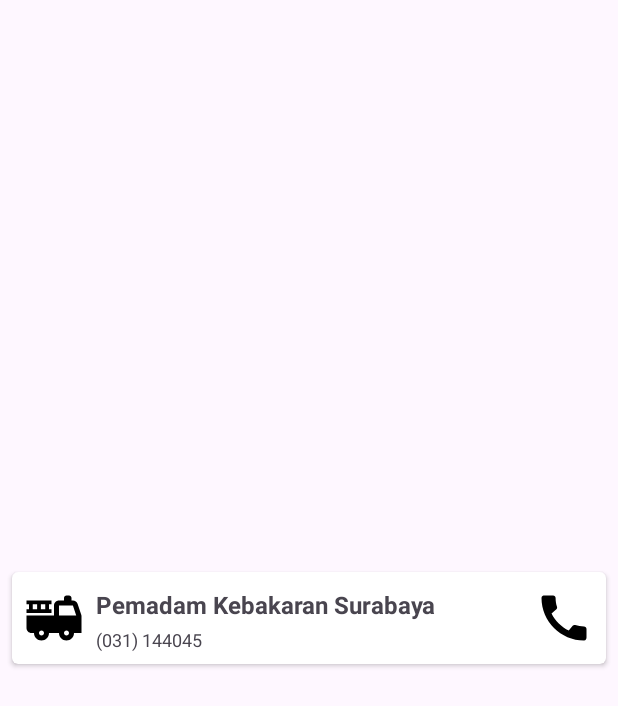
After one commit to EmergenZ-Team/EmergenZ-Android, an Android app: the layout card_telp.xml on its own in the app's theme, with its tools: preview values and no code run, on a phone screen of 412 x 824 dp. The commit adds this screen. Shown: the top 706 px of the screen. Run offline under Robolectric (Android 15) with nearby library versions, the phone set to English and light mode, and no system bars.

Commit message:
Add telp cardview

```diff
--- /dev/null
+++ b/app/src/main/res/drawable/ic_call.xml
@@ -0,0 +1,5 @@
+<vector android:height="24dp" android:tint="#000000"
+    android:viewportHeight="24" android:viewportWidth="24"
+    android:width="24dp" xmlns:android="http://schemas.android.com/apk/res/android">
+    <path android:fillColor="@android:color/white" android:pathData="M20.01,15.38c-1.23,0 -2.42,-0.2 -3.53,-0.56 -0.35,-0.12 -0.74,-0.03 -1.01,0.24l-1.57,1.97c-2.83,-1.35 -5.48,-3.9 -6.89,-6.83l1.95,-1.66c0.27,-0.28 0.35,-0.67 0.24,-1.02 -0.37,-1.11 -0.56,-2.3 -0.56,-3.53 0,-0.54 -0.45,-0.99 -0.99,-0.99H4.19C3.65,3 3,3.24 3,3.99 3,13.28 10.73,21 20.01,21c0.71,0 0.99,-0.63 0.99,-1.18v-3.45c0,-0.54 -0.45,-0.99 -0.99,-0.99z"/>
+</vector>
--- /dev/null
+++ b/app/src/main/res/drawable/ic_fire_truck.xml
@@ -0,0 +1,6 @@
+<vector android:height="24dp" android:tint="#000000"
+    android:viewportHeight="24" android:viewportWidth="24"
+    android:width="24dp" xmlns:android="http://schemas.android.com/apk/res/android">
+    <path android:fillColor="@android:color/white" android:pathData="M22.9,10.69l-1.44,-4.32C21.18,5.55 20.42,5 19.56,5H19V4c0,-0.55 -0.45,-1 -1,-1h-1c-0.55,0 -1,0.45 -1,1v1h-2c-1.1,0 -2,0.9 -2,2v4H1v5c0,1.1 0.9,2 2,2h1c0,1.66 1.34,3 3,3s3,-1.34 3,-3h4c0,1.66 1.34,3 3,3s3,-1.34 3,-3h3v-6.68C23,11.11 22.97,10.9 22.9,10.69zM7,19c-0.55,0 -1,-0.45 -1,-1s0.45,-1 1,-1s1,0.45 1,1S7.55,19 7,19zM17,19c-0.55,0 -1,-0.45 -1,-1s0.45,-1 1,-1s1,0.45 1,1S17.55,19 17,19zM14,11V7h5.56l1.33,4H14z"/>
+    <path android:fillColor="@android:color/white" android:pathData="M11,8.5h-1v-2h1V5H1v1.5h1v2H1V10h10V8.5zM5.25,8.5H3.5v-2h1.75V8.5zM8.5,8.5H6.75v-2H8.5V8.5z"/>
+</vector>
--- /dev/null
+++ b/app/src/main/res/drawable/ic_hospital.xml
@@ -0,0 +1,5 @@
+<vector android:height="24dp" android:tint="#000000"
+    android:viewportHeight="24" android:viewportWidth="24"
+    android:width="24dp" xmlns:android="http://schemas.android.com/apk/res/android">
+    <path android:fillColor="@android:color/white" android:pathData="M19,3L5,3c-1.1,0 -1.99,0.9 -1.99,2L3,19c0,1.1 0.9,2 2,2h14c1.1,0 2,-0.9 2,-2L21,5c0,-1.1 -0.9,-2 -2,-2zM18,14h-4v4h-4v-4L6,14v-4h4L10,6h4v4h4v4z"/>
+</vector>
--- /dev/null
+++ b/app/src/main/res/drawable/ic_police.xml
@@ -0,0 +1,5 @@
+<vector android:height="24dp" android:tint="#000000"
+    android:viewportHeight="24" android:viewportWidth="24"
+    android:width="24dp" xmlns:android="http://schemas.android.com/apk/res/android">
+    <path android:fillColor="@android:color/white" android:pathData="M12,1L3,5v6c0,5.55 3.84,10.74 9,12c5.16,-1.26 9,-6.45 9,-12V5L12,1zM14.5,12.59l0.9,3.88L12,14.42l-3.4,2.05l0.9,-3.87l-3,-2.59l3.96,-0.34L12,6.02l1.54,3.64L17.5,10L14.5,12.59z"/>
+</vector>
--- /dev/null
+++ b/app/src/main/res/layout/card_telp.xml
@@ -0,0 +1,68 @@
+<?xml version="1.0" encoding="utf-8"?>
+<androidx.cardview.widget.CardView xmlns:android="http://schemas.android.com/apk/res/android"
+    xmlns:card_view="http://schemas.android.com/apk/res-auto"
+    xmlns:tools="http://schemas.android.com/tools"
+    android:id="@+id/card_view"
+    android:layout_width="match_parent"
+    android:layout_height="wrap_content"
+    android:layout_gravity="center"
+    android:layout_marginStart="8dp"
+    android:layout_marginTop="4dp"
+    android:layout_marginEnd="8dp"
+    android:layout_marginBottom="4dp"
+    card_view:cardCornerRadius="4dp">
+
+    <androidx.constraintlayout.widget.ConstraintLayout
+        android:layout_width="match_parent"
+        android:layout_height="wrap_content"
+        android:padding="8dp">
+
+        <ImageView
+            android:id="@+id/iv_user_photo"
+            android:layout_width="40dp"
+            android:layout_height="40dp"
+            android:scaleType="centerCrop"
+            card_view:layout_constraintBottom_toBottomOf="parent"
+            card_view:layout_constraintStart_toStartOf="parent"
+            card_view:layout_constraintTop_toTopOf="parent"
+            tools:src="@drawable/ic_fire_truck"
+            android:contentDescription="@string/icon_telp_card" />
+
+        <TextView
+            android:id="@+id/rv_name_place"
+            android:layout_width="0dp"
+            android:layout_height="wrap_content"
+            android:layout_marginStart="8dp"
+            android:layout_toEndOf="@id/iv_user_photo"
+            android:textSize="16sp"
+            android:textStyle="bold"
+            card_view:layout_constraintEnd_toStartOf="@+id/iv_call"
+            card_view:layout_constraintStart_toEndOf="@+id/iv_user_photo"
+            card_view:layout_constraintTop_toTopOf="@+id/iv_user_photo"
+            tools:text="Pemadam Kebakaran Surabaya" />
+
+        <TextView
+            android:id="@+id/rv_number_phone"
+            android:layout_height="wrap_content"
+            android:layout_width="wrap_content"
+            android:layout_marginTop="4dp"
+            android:ellipsize="end"
+            android:maxLines="1"
+            android:textSize="12sp"
+            card_view:layout_constraintStart_toStartOf="@+id/rv_name_place"
+            card_view:layout_constraintTop_toBottomOf="@+id/rv_name_place"
+            tools:text="(031) 144045" />
+
+        <ImageView
+            android:id="@+id/iv_call"
+            android:layout_width="40dp"
+            android:layout_height="40dp"
+            android:contentDescription="@string/icon_call"
+            android:scaleType="centerCrop"
+            card_view:layout_constraintBottom_toBottomOf="parent"
+            card_view:layout_constraintEnd_toEndOf="parent"
+            card_view:layout_constraintTop_toTopOf="parent"
+            tools:src="@drawable/ic_call" />
+
+    </androidx.constraintlayout.widget.ConstraintLayout>
+</androidx.cardview.widget.CardView>
--- a/app/src/main/res/values/strings.xml
+++ b/app/src/main/res/values/strings.xml
@@ -1,3 +1,5 @@
 <resources>
     <string name="app_name">EmergenZ</string>
+    <string name="icon_call">Panggil</string>
+    <string name="icon_telp_card">Ikon Darurat</string>
 </resources>
```
